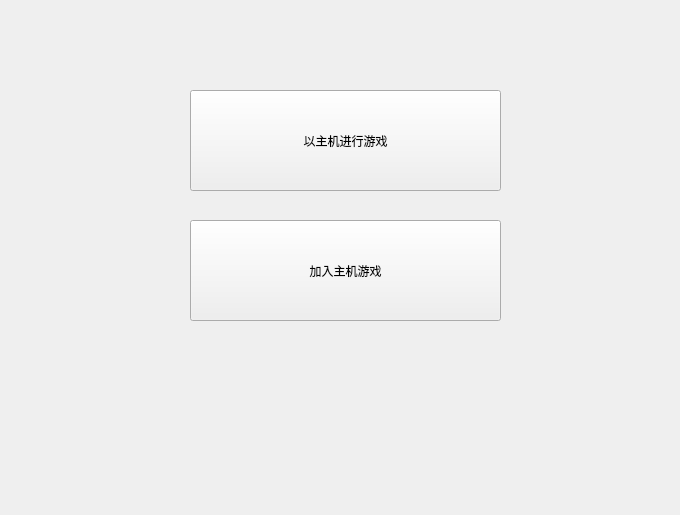
Old version of the form startmenu.ui in the repository zhyjiang/GobangServer.
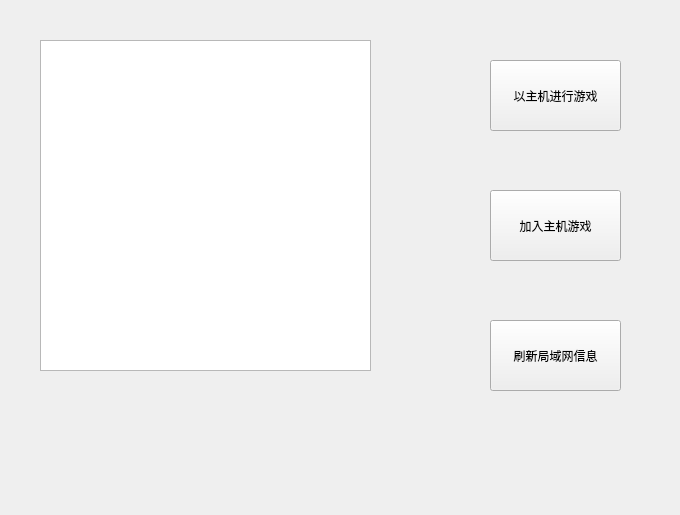
New version of the form.

The edit to the form file:
```diff
--- a/startmenu.ui
+++ b/startmenu.ui
@@ -16,10 +16,10 @@
   <widget class="QPushButton" name="startServer">
    <property name="geometry">
     <rect>
-     <x>190</x>
-     <y>90</y>
-     <width>311</width>
-     <height>101</height>
+     <x>490</x>
+     <y>60</y>
+     <width>131</width>
+     <height>71</height>
     </rect>
    </property>
    <property name="text">
@@ -29,16 +29,39 @@
   <widget class="QPushButton" name="startClient">
    <property name="geometry">
     <rect>
-     <x>190</x>
-     <y>220</y>
-     <width>311</width>
-     <height>101</height>
+     <x>490</x>
+     <y>190</y>
+     <width>131</width>
+     <height>71</height>
     </rect>
    </property>
    <property name="text">
     <string>加入主机游戏</string>
    </property>
   </widget>
+  <widget class="QPushButton" name="refresh">
+   <property name="geometry">
+    <rect>
+     <x>490</x>
+     <y>320</y>
+     <width>131</width>
+     <height>71</height>
+    </rect>
+   </property>
+   <property name="text">
+    <string>刷新局域网信息</string>
+   </property>
+  </widget>
+  <widget class="QListWidget" name="playerList">
+   <property name="geometry">
+    <rect>
+     <x>40</x>
+     <y>40</y>
+     <width>331</width>
+     <height>331</height>
+    </rect>
+   </property>
+  </widget>
  </widget>
  <resources/>
  <connections/>
```
